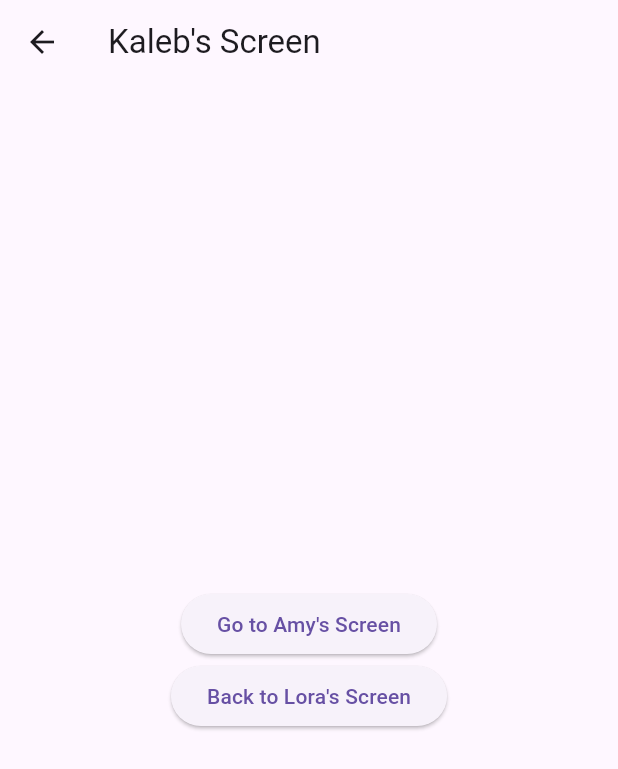
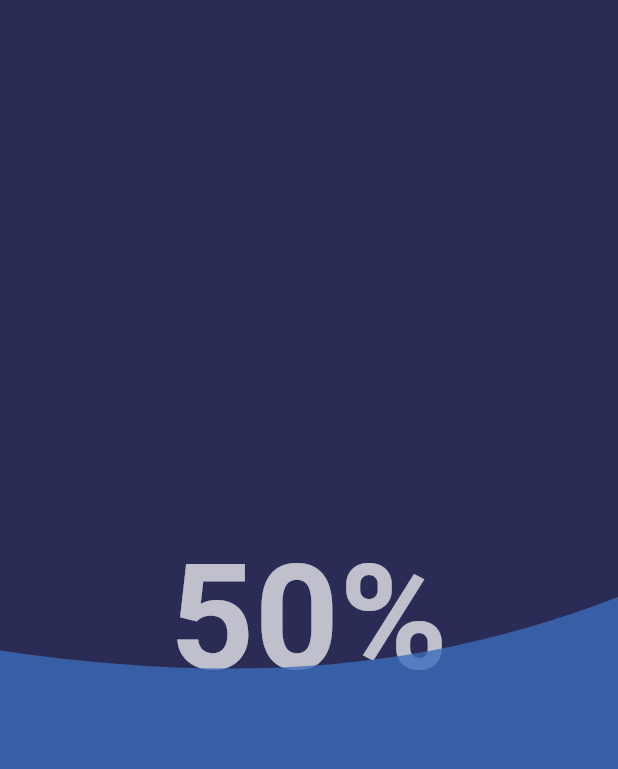
Before and after one commit to loraavie/app4, a Flutter app: the screen it shows after launch, after a tap on an icon or button, on a phone screen of 412 x 824 dp. Shown: the top 769 px of the screen. Run offline on Flutter 3.47's test engine with Material 3 defaults, Android fonts, the phone set to English and light mode, and no system bars.

Commit message:
first layer done

```diff
--- a/lib/main.dart
+++ b/lib/main.dart
@@ -1,4 +1,6 @@
 import 'package:flutter/material.dart';
+import 'dart:math';
+import 'dart:async';
 
 void main() {
   runApp(MyApp());
@@ -130,35 +132,196 @@ class _HomeScreenState extends State<HomeScreen> {
 }
 
 //kalebs screen
-class ScreenOne extends StatelessWidget {
+class ScreenOne extends StatefulWidget {
+  @override
+  _ScreenOneState createState() => _ScreenOneState();
+}
+
+class _ScreenOneState extends State<ScreenOne> with TickerProviderStateMixin {
+  //late AnimationController _controller;
+  double _lightX = 150;
+  double _lightY = 300;
+  late AnimationController firstController;
+  late Animation<double> firstAnimation;
+
+  late AnimationController secondController;
+  late Animation<double> secondAnimation;
+
+  late AnimationController thirdController;
+  late Animation<double> thirdAnimation;
+
+  late AnimationController fourthController;
+  late Animation<double> fourthAnimation;
+
+  @override
+  void initState() {
+    super.initState();
+
+    firstController = AnimationController(
+        vsync: this, duration: Duration(milliseconds: 1500));
+    firstAnimation = Tween<double>(begin: 1.9, end: 2.1).animate(
+        CurvedAnimation(parent: firstController, curve: Curves.easeInOut))
+      ..addListener(() {
+        setState(() {});
+      })
+      ..addStatusListener((status) {
+        if (status == AnimationStatus.completed) {
+          firstController.reverse();
+        } else if (status == AnimationStatus.dismissed) {
+          firstController.forward();
+        }
+      });
+
+    secondController = AnimationController(
+        vsync: this, duration: Duration(milliseconds: 1500));
+    secondAnimation = Tween<double>(begin: 1.8, end: 2.4).animate(
+        CurvedAnimation(parent: secondController, curve: Curves.easeInOut))
+      ..addListener(() {
+        setState(() {});
+      })
+      ..addStatusListener((status) {
+        if (status == AnimationStatus.completed) {
+          secondController.reverse();
+        } else if (status == AnimationStatus.dismissed) {
+          secondController.forward();
+        }
+      });
+
+    thirdController = AnimationController(
+        vsync: this, duration: Duration(milliseconds: 1500));
+    thirdAnimation = Tween<double>(begin: 1.8, end: 2.4).animate(
+        CurvedAnimation(parent: thirdController, curve: Curves.easeInOut))
+      ..addListener(() {
+        setState(() {});
+      })
+      ..addStatusListener((status) {
+        if (status == AnimationStatus.completed) {
+          thirdController.reverse();
+        } else if (status == AnimationStatus.dismissed) {
+          thirdController.forward();
+        }
+      });
+
+    fourthController = AnimationController(
+        vsync: this, duration: Duration(milliseconds: 1500));
+    fourthAnimation = Tween<double>(begin: 1.9, end: 2.1).animate(
+        CurvedAnimation(parent: fourthController, curve: Curves.easeInOut))
+      ..addListener(() {
+        setState(() {});
+      })
+      ..addStatusListener((status) {
+        if (status == AnimationStatus.completed) {
+          fourthController.reverse();
+        } else if (status == AnimationStatus.dismissed) {
+          fourthController.forward();
+        }
+      });
+
+    Timer(Duration(seconds: 2), () {
+      firstController.forward();
+    });
+
+    Timer(Duration(milliseconds: 1600), () {
+      secondController.forward();
+    });
+
+    Timer(Duration(milliseconds: 800), () {
+      thirdController.forward();
+    });
+
+    fourthController.forward();
+  }
+
+  @override
+  void dispose() {
+    firstController.dispose();
+    secondController.dispose();
+    thirdController.dispose();
+    fourthController.dispose();
+    super.dispose();
+  }
+
   @override
   Widget build(BuildContext context) {
+    Size size = MediaQuery.of(context).size;
     return Scaffold(
-      appBar: AppBar(title: Text('Kaleb\'s Screen')),
-      body: Center(
-        child: Column(
-          mainAxisAlignment: MainAxisAlignment.center,
-          children: [
-            ElevatedButton(
-              onPressed: () {
-                Navigator.push(
-                  context,
-                  MaterialPageRoute(builder: (context) => ScreenTwo()),
-                );
-              },
-              child: Text('Go to Amy\'s Screen'),
+      backgroundColor: Color(0xff2B2C56),
+      body: Stack(
+        children: [
+          Center(
+            child: Text('50%',
+                style: TextStyle(
+                    fontWeight: FontWeight.w600,
+                    wordSpacing: 3,
+                    color: Colors.white.withOpacity(.7)),
+                textScaleFactor: 7),
+          ),
+          CustomPaint(
+            painter: MyPainter(
+              firstAnimation.value,
+              secondAnimation.value,
+              thirdAnimation.value,
+              fourthAnimation.value,
             ),
-            ElevatedButton(
-              onPressed: () {
-                Navigator.pop(context);
-              },
-              child: Text('Back to Lora\'s Screen'),
+            child: SizedBox(
+              height: size.height,
+              width: size.width,
             ),
-          ],
-        ),
+          )
+        ],
       ),
     );
   }
+}
+
+class MyPainter extends CustomPainter {
+  final double firstValue;
+  final double secondValue;
+  final double thirdValue;
+  final double fourthValue;
+
+  MyPainter(
+    this.firstValue,
+    this.secondValue,
+    this.thirdValue,
+    this.fourthValue,
+  );
+  @override
+  void paint(Canvas canvas, Size size) {
+    var paint = Paint()
+      ..color = Color(0xff3B6ABA).withOpacity(.8)
+      ..style = PaintingStyle.fill;
+    var path = Path()
+      ..moveTo(0, size.height / firstValue)
+      ..cubicTo(size.width * .4, size.height / secondValue, size.width * .7,
+          size.height / thirdValue, size.width, size.height / fourthValue)
+      ..lineTo(size.width, size.height)
+      ..lineTo(0, size.height);
+
+    canvas.drawPath(path, paint);
+  }
+
+  @override
+  bool shouldRepaint(covariant CustomPainter oldDelegate) {
+    return true;
+  }
+}
+
+class LightPainter extends CustomPainter {
+  @override
+  void paint(Canvas canvas, Size size) {
+    final Paint paint = Paint()
+      ..shader = RadialGradient(
+        colors: [Colors.white.withOpacity(0.8), Colors.transparent],
+        stops: [0.2, 1.0],
+      ).createShader(Rect.fromCircle(
+          center: Offset(size.width / 2, size.height / 2), radius: 100));
+
+    canvas.drawCircle(Offset(size.width / 2, size.height / 2), 100, paint);
+  }
+
+  @override
+  bool shouldRepaint(CustomPainter oldDelegate) => true;
 }
 
 //amys screen
@@ -189,3 +352,38 @@ class ScreenTwo extends StatelessWidget {
     );
   }
 }
+/*return Scaffold(
+      body: Stack(
+        children: [
+          Positioned.fill(
+            child: Container(
+              color: Color(0xFF001F3F),
+            ),
+          ),
+          Positioned(
+            left: 200,
+            top: 400,
+            child: ColorFiltered(
+              colorFilter: ColorFilter.mode(Colors.black, BlendMode.dstIn),
+              child: Image.asset('images/blue-eyed-anglerfish.jpg', width: 150),
+            ),
+          ),
+          Positioned(
+            left: _lightX,
+            top: _lightY,
+            child: GestureDetector(
+              onPanUpdate: (details) {
+                setState(() {
+                  _lightX += details.delta.dx;
+                  _lightY += details.delta.dy;
+                });
+              },
+              child: CustomPaint(
+                size: Size(200, 200),
+                painter: LightPainter(),
+              ),
+            ),
+          ),
+        ],
+      ),
+    );*/
```
Also changed, not shown: assets/images/blue-eyed-anglerfish.jpg (added).
